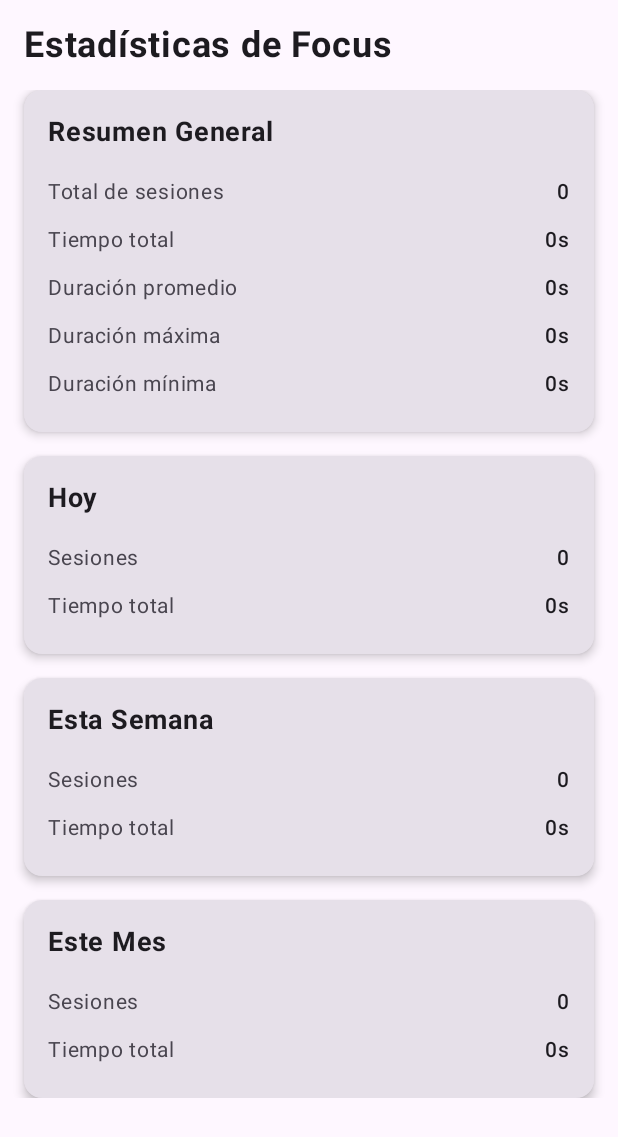
After one commit to rcarcamoc/Focusly, an Android app built with Jetpack Compose: the StatisticsActivity screen opened directly, with no data from a screen before it, on a phone screen of 412 x 824 dp. The commit adds this screen. Shown: the top 1137 px of the screen. Run offline under Robolectric (Android 15) with nearby library versions, the phone set to English and light mode, and no system bars; our stand-ins replace Dagger/Hilt's generated code, Room's generated code, Timber.

Commit message:
feat: implementar estadísticas básicas - Agregar MPAndroidChart para gráficos futuros - Crear consultas básicas de estadísticas en SessionDao - Implementar StatisticsRepository con métodos simplificados - Crear StatisticsViewModel para manejo de estado - Agregar StatisticsActivity con UI de estadísticas básicas - Integrar botón de estadísticas en MainActivity

```diff
--- a/app/build.gradle.kts
+++ b/app/build.gradle.kts
@@ -81,6 +81,9 @@ dependencies {
     // HITO 7: Timber para logging
     implementation("com.jakewharton.timber:timber:5.0.1")
 
+    // HITO 9: MPAndroidChart para gráficos de estadísticas
+    implementation("com.github.PhilJay:MPAndroidChart:v3.1.0")
+
     // HITO 8: Retrofit y OkHttp para networking (post-MVP)
     implementation("com.squareup.retrofit2:retrofit:2.9.0")
     implementation("com.squareup.retrofit2:converter-gson:2.9.0")
--- a/app/src/main/AndroidManifest.xml
+++ b/app/src/main/AndroidManifest.xml
@@ -31,6 +31,12 @@
             </intent-filter>
         </activity>
 
+        <activity
+            android:name=".ui.StatisticsActivity"
+            android:exported="false"
+            android:label="Estadísticas"
+            android:theme="@style/Theme.Focusly" />
+
         <!-- Servicio en segundo plano -->
         <service
             android:name=".service.LockUnlockService"
--- a/app/src/main/java/com/aranthalion/focusly/MainActivity.kt
+++ b/app/src/main/java/com/aranthalion/focusly/MainActivity.kt
@@ -4,6 +4,7 @@ import android.Manifest
 import android.content.pm.PackageManager
 import android.os.Build
 import android.os.Bundle
+import android.content.Intent
 import androidx.activity.ComponentActivity
 import androidx.activity.compose.setContent
 import androidx.activity.enableEdgeToEdge
@@ -16,6 +17,7 @@ import androidx.core.content.ContextCompat
 import com.aranthalion.focusly.ui.MainScreen
 import com.aranthalion.focusly.ui.MainUiState
 import com.aranthalion.focusly.ui.MainViewModel
+import com.aranthalion.focusly.ui.StatisticsActivity
 import com.aranthalion.focusly.ui.theme.FocuslyTheme
 import dagger.hilt.android.AndroidEntryPoint
 import timber.log.Timber
@@ -62,6 +64,9 @@ class MainActivity : ComponentActivity() {
                     },
                     onRefresh = {
                         viewModel.refreshData()
+                    },
+                    onOpenStatistics = {
+                        startActivity(Intent(this@MainActivity, StatisticsActivity::class.java))
                     }
                 )
             }
--- a/app/src/main/java/com/aranthalion/focusly/data/dao/SessionDao.kt
+++ b/app/src/main/java/com/aranthalion/focusly/data/dao/SessionDao.kt
@@ -6,10 +6,10 @@ import kotlinx.coroutines.flow.Flow
 
 @Dao
 interface SessionDao {
-    @Query("SELECT * FROM sessions ORDER BY createdAt DESC")
+    @Query("SELECT * FROM sessions ORDER BY startTime DESC")
     fun getAllSessions(): Flow<List<Session>>
 
-    @Query("SELECT * FROM sessions ORDER BY createdAt DESC LIMIT :limit")
+    @Query("SELECT * FROM sessions ORDER BY startTime DESC LIMIT :limit")
     fun getRecentSessions(limit: Int): Flow<List<Session>>
 
     @Insert
@@ -20,4 +20,20 @@ interface SessionDao {
 
     @Query("DELETE FROM sessions")
     suspend fun deleteAllSessions()
+
+    // Consultas básicas para estadísticas
+    @Query("SELECT SUM(duration) FROM sessions WHERE startTime >= :startDate")
+    suspend fun getTotalDurationFromDate(startDate: Long): Long?
+
+    @Query("SELECT AVG(duration) FROM sessions WHERE startTime >= :startDate")
+    suspend fun getAverageDurationFromDate(startDate: Long): Long?
+
+    @Query("SELECT MAX(duration) FROM sessions WHERE startTime >= :startDate")
+    suspend fun getMaxDurationFromDate(startDate: Long): Long?
+
+    @Query("SELECT MIN(duration) FROM sessions WHERE startTime >= :startDate")
+    suspend fun getMinDurationFromDate(startDate: Long): Long?
+
+    @Query("SELECT COUNT(*) FROM sessions WHERE startTime >= :startDate")
+    suspend fun getSessionCountFromDate(startDate: Long): Int
 }
--- /dev/null
+++ b/app/src/main/java/com/aranthalion/focusly/data/model/Statistics.kt
@@ -0,0 +1,43 @@
+package com.aranthalion.focusly.data.model
+
+import androidx.room.ColumnInfo
+
+data class DayStats(
+    @ColumnInfo(name = "dayOfWeek") val dayOfWeek: String,
+    @ColumnInfo(name = "sessionCount") val sessionCount: Int,
+    @ColumnInfo(name = "avgDuration") val avgDuration: Long,
+    @ColumnInfo(name = "totalDuration") val totalDuration: Long
+)
+
+data class HourStats(
+    @ColumnInfo(name = "hourOfDay") val hourOfDay: String,
+    @ColumnInfo(name = "sessionCount") val sessionCount: Int,
+    @ColumnInfo(name = "avgDuration") val avgDuration: Long,
+    @ColumnInfo(name = "totalDuration") val totalDuration: Long
+)
+
+data class DailyStats(
+    @ColumnInfo(name = "date") val date: String,
+    @ColumnInfo(name = "sessionCount") val sessionCount: Int,
+    @ColumnInfo(name = "totalDuration") val totalDuration: Long
+)
+
+data class StatisticsSummary(
+    val totalSessions: Int,
+    val totalDuration: Long,
+    val averageDuration: Long,
+    val maxDuration: Long,
+    val minDuration: Long,
+    val sessionsToday: Int,
+    val durationToday: Long,
+    val sessionsThisWeek: Int,
+    val durationThisWeek: Long,
+    val sessionsThisMonth: Int,
+    val durationThisMonth: Long
+)
+
+data class ChartData(
+    val labels: List<String>,
+    val values: List<Float>,
+    val colors: List<Int> = emptyList()
+)
--- /dev/null
+++ b/app/src/main/java/com/aranthalion/focusly/data/repository/StatisticsRepository.kt
@@ -0,0 +1,129 @@
+package com.aranthalion.focusly.data.repository
+
+import com.aranthalion.focusly.data.dao.SessionDao
+import com.aranthalion.focusly.data.model.*
+import timber.log.Timber
+import javax.inject.Inject
+import javax.inject.Singleton
+
+@Singleton
+class StatisticsRepository @Inject constructor(
+    private val sessionDao: SessionDao
+) {
+
+    suspend fun getStatisticsSummary(): StatisticsSummary {
+        val now = System.currentTimeMillis()
+        val startOfDay = getStartOfDay(now)
+        val startOfWeek = getStartOfWeek(now)
+        val startOfMonth = getStartOfMonth(now)
+
+        return try {
+            val totalSessions = sessionDao.getSessionCountFromDate(0)
+            val totalDuration = sessionDao.getTotalDurationFromDate(0) ?: 0L
+            val averageDuration = sessionDao.getAverageDurationFromDate(0) ?: 0L
+            val maxDuration = sessionDao.getMaxDurationFromDate(0) ?: 0L
+            val minDuration = sessionDao.getMinDurationFromDate(0) ?: 0L
+
+            val sessionsToday = sessionDao.getSessionCountFromDate(startOfDay)
+            val durationToday = sessionDao.getTotalDurationFromDate(startOfDay) ?: 0L
+
+            val sessionsThisWeek = sessionDao.getSessionCountFromDate(startOfWeek)
+            val durationThisWeek = sessionDao.getTotalDurationFromDate(startOfWeek) ?: 0L
+
+            val sessionsThisMonth = sessionDao.getSessionCountFromDate(startOfMonth)
+            val durationThisMonth = sessionDao.getTotalDurationFromDate(startOfMonth) ?: 0L
+
+            StatisticsSummary(
+                totalSessions = totalSessions,
+                totalDuration = totalDuration,
+                averageDuration = averageDuration,
+                maxDuration = maxDuration,
+                minDuration = minDuration,
+                sessionsToday = sessionsToday,
+                durationToday = durationToday,
+                sessionsThisWeek = sessionsThisWeek,
+                durationThisWeek = durationThisWeek,
+                sessionsThisMonth = sessionsThisMonth,
+                durationThisMonth = durationThisMonth
+            )
+        } catch (e: Exception) {
+            Timber.e(e, "Error obteniendo estadísticas")
+            StatisticsSummary(
+                totalSessions = 0,
+                totalDuration = 0L,
+                averageDuration = 0L,
+                maxDuration = 0L,
+                minDuration = 0L,
+                sessionsToday = 0,
+                durationToday = 0L,
+                sessionsThisWeek = 0,
+                durationThisWeek = 0L,
+                sessionsThisMonth = 0,
+                durationThisMonth = 0L
+            )
+        }
+    }
+
+    // Métodos simplificados para estadísticas básicas
+    suspend fun getTotalDuration(days: Int = 30): Long {
+        val startDate = System.currentTimeMillis() - (days * 24 * 60 * 60 * 1000L)
+        return try {
+            sessionDao.getTotalDurationFromDate(startDate) ?: 0L
+        } catch (e: Exception) {
+            Timber.e(e, "Error obteniendo duración total")
+            0L
+        }
+    }
+
+    suspend fun getAverageDuration(days: Int = 30): Long {
+        val startDate = System.currentTimeMillis() - (days * 24 * 60 * 60 * 1000L)
+        return try {
+            sessionDao.getAverageDurationFromDate(startDate) ?: 0L
+        } catch (e: Exception) {
+            Timber.e(e, "Error obteniendo duración promedio")
+            0L
+        }
+    }
+
+    suspend fun getSessionCount(days: Int = 30): Int {
+        val startDate = System.currentTimeMillis() - (days * 24 * 60 * 60 * 1000L)
+        return try {
+            sessionDao.getSessionCountFromDate(startDate)
+        } catch (e: Exception) {
+            Timber.e(e, "Error obteniendo conteo de sesiones")
+            0
+        }
+    }
+
+    private fun getStartOfDay(timestamp: Long): Long {
+        val calendar = java.util.Calendar.getInstance()
+        calendar.timeInMillis = timestamp
+        calendar.set(java.util.Calendar.HOUR_OF_DAY, 0)
+        calendar.set(java.util.Calendar.MINUTE, 0)
+        calendar.set(java.util.Calendar.SECOND, 0)
+        calendar.set(java.util.Calendar.MILLISECOND, 0)
+        return calendar.timeInMillis
+    }
+
+    private fun getStartOfWeek(timestamp: Long): Long {
+        val calendar = java.util.Calendar.getInstance()
+        calendar.timeInMillis = timestamp
+        calendar.set(java.util.Calendar.DAY_OF_WEEK, calendar.firstDayOfWeek)
+        calendar.set(java.util.Calendar.HOUR_OF_DAY, 0)
+        calendar.set(java.util.Calendar.MINUTE, 0)
+        calendar.set(java.util.Calendar.SECOND, 0)
+        calendar.set(java.util.Calendar.MILLISECOND, 0)
+        return calendar.timeInMillis
+    }
+
+    private fun getStartOfMonth(timestamp: Long): Long {
+        val calendar = java.util.Calendar.getInstance()
+        calendar.timeInMillis = timestamp
+        calendar.set(java.util.Calendar.DAY_OF_MONTH, 1)
+        calendar.set(java.util.Calendar.HOUR_OF_DAY, 0)
+        calendar.set(java.util.Calendar.MINUTE, 0)
+        calendar.set(java.util.Calendar.SECOND, 0)
+        calendar.set(java.util.Calendar.MILLISECOND, 0)
+        return calendar.timeInMillis
+    }
+}
--- /dev/null
+++ b/app/src/main/java/com/aranthalion/focusly/ui/StatisticsActivity.kt
@@ -0,0 +1,174 @@
+package com.aranthalion.focusly.ui
+
+import android.os.Bundle
+import androidx.activity.ComponentActivity
+import androidx.activity.compose.setContent
+import androidx.activity.viewModels
+import androidx.compose.foundation.layout.*
+import androidx.compose.foundation.lazy.LazyColumn
+import androidx.compose.foundation.lazy.items
+import androidx.compose.material3.*
+import androidx.compose.runtime.Composable
+import androidx.compose.runtime.collectAsState
+import androidx.compose.runtime.getValue
+import androidx.compose.ui.Alignment
+import androidx.compose.ui.Modifier
+import androidx.compose.ui.text.font.FontWeight
+import androidx.compose.ui.unit.dp
+import androidx.compose.ui.unit.sp
+import dagger.hilt.android.AndroidEntryPoint
+
+@AndroidEntryPoint
+class StatisticsActivity : ComponentActivity() {
+
+    private val viewModel: StatisticsViewModel by viewModels()
+
+    override fun onCreate(savedInstanceState: Bundle?) {
+        super.onCreate(savedInstanceState)
+        setContent {
+            MaterialTheme {
+                Surface(
+                    modifier = Modifier.fillMaxSize(),
+                    color = MaterialTheme.colorScheme.background
+                ) {
+                    StatisticsScreen(viewModel)
+                }
+            }
+        }
+    }
+}
+
+@Composable
+fun StatisticsScreen(viewModel: StatisticsViewModel) {
+    val state by viewModel.statisticsState.collectAsState()
+
+    Column(
+        modifier = Modifier
+            .fillMaxSize()
+            .padding(16.dp)
+    ) {
+        Text(
+            text = "Estadísticas de Focus",
+            fontSize = 24.sp,
+            fontWeight = FontWeight.Bold,
+            modifier = Modifier.padding(bottom = 16.dp)
+        )
+
+        when {
+            state.isLoading -> {
+                Box(
+                    modifier = Modifier.fillMaxSize(),
+                    contentAlignment = Alignment.Center
+                ) {
+                    CircularProgressIndicator()
+                }
+            }
+
+            state.error != null -> {
+                Card(
+                    modifier = Modifier.fillMaxWidth(),
+                    colors = CardDefaults.cardColors(
+                        containerColor = MaterialTheme.colorScheme.errorContainer
+                    )
+                ) {
+                    Text(
+                        text = state.error!!,
+                        modifier = Modifier.padding(16.dp),
+                        color = MaterialTheme.colorScheme.onErrorContainer
+                    )
+                }
+            }
+
+            state.summary != null -> {
+                LazyColumn(
+                    verticalArrangement = Arrangement.spacedBy(16.dp)
+                ) {
+                    item {
+                        StatisticsCard(
+                            title = "Resumen General",
+                            items = listOf(
+                                "Total de sesiones" to "${state.summary!!.totalSessions}",
+                                "Tiempo total" to viewModel.formatDuration(state.summary!!.totalDuration),
+                                "Duración promedio" to viewModel.formatDuration(state.summary!!.averageDuration),
+                                "Duración máxima" to viewModel.formatDuration(state.summary!!.maxDuration),
+                                "Duración mínima" to viewModel.formatDuration(state.summary!!.minDuration)
+                            )
+                        )
+                    }
+
+                    item {
+                        StatisticsCard(
+                            title = "Hoy",
+                            items = listOf(
+                                "Sesiones" to "${state.summary!!.sessionsToday}",
+                                "Tiempo total" to viewModel.formatDuration(state.summary!!.durationToday)
+                            )
+                        )
+                    }
+
+                    item {
+                        StatisticsCard(
+                            title = "Esta Semana",
+                            items = listOf(
+                                "Sesiones" to "${state.summary!!.sessionsThisWeek}",
+                                "Tiempo total" to viewModel.formatDuration(state.summary!!.durationThisWeek)
+                            )
+                        )
+                    }
+
+                    item {
+                        StatisticsCard(
+                            title = "Este Mes",
+                            items = listOf(
+                                "Sesiones" to "${state.summary!!.sessionsThisMonth}",
+                                "Tiempo total" to viewModel.formatDuration(state.summary!!.durationThisMonth)
+                            )
+                        )
+                    }
+                }
+            }
+        }
+    }
+}
+
+@Composable
+fun StatisticsCard(
+    title: String,
+    items: List<Pair<String, String>>
+) {
+    Card(
+        modifier = Modifier.fillMaxWidth(),
+        elevation = CardDefaults.cardElevation(defaultElevation = 4.dp)
+    ) {
+        Column(
+            modifier = Modifier.padding(16.dp)
+        ) {
+            Text(
+                text = title,
+                fontSize = 18.sp,
+                fontWeight = FontWeight.Bold,
+                modifier = Modifier.padding(bottom = 12.dp)
+            )
+
+            items.forEach { (label, value) ->
+                Row(
+                    modifier = Modifier
+                        .fillMaxWidth()
+                        .padding(vertical = 4.dp),
+                    horizontalArrangement = Arrangement.SpaceBetween
+                ) {
+                    Text(
+                        text = label,
+                        fontSize = 14.sp,
+                        color = MaterialTheme.colorScheme.onSurfaceVariant
+                    )
+                    Text(
+                        text = value,
+                        fontSize = 14.sp,
+                        fontWeight = FontWeight.Medium
+                    )
+                }
+            }
+        }
+    }
+}
--- /dev/null
+++ b/app/src/main/java/com/aranthalion/focusly/ui/StatisticsViewModel.kt
@@ -0,0 +1,78 @@
+package com.aranthalion.focusly.ui
+
+import androidx.lifecycle.ViewModel
+import androidx.lifecycle.viewModelScope
+import com.aranthalion.focusly.data.model.StatisticsSummary
+import com.aranthalion.focusly.data.repository.StatisticsRepository
+import dagger.hilt.android.lifecycle.HiltViewModel
+import kotlinx.coroutines.flow.MutableStateFlow
+import kotlinx.coroutines.flow.StateFlow
+import kotlinx.coroutines.flow.asStateFlow
+import kotlinx.coroutines.launch
+import timber.log.Timber
+import javax.inject.Inject
+
+@HiltViewModel
+class StatisticsViewModel @Inject constructor(
+    private val statisticsRepository: StatisticsRepository
+) : ViewModel() {
+
+    private val _statisticsState = MutableStateFlow(StatisticsState())
+    val statisticsState: StateFlow<StatisticsState> = _statisticsState.asStateFlow()
+
+    init {
+        loadStatistics()
+    }
+
+    fun loadStatistics() {
+        viewModelScope.launch {
+            try {
+                _statisticsState.value = _statisticsState.value.copy(isLoading = true)
+
+                val summary = statisticsRepository.getStatisticsSummary()
+
+                _statisticsState.value = StatisticsState(
+                    isLoading = false,
+                    summary = summary,
+                    error = null
+                )
+
+                Timber.d("Estadísticas cargadas: $summary")
+
+            } catch (e: Exception) {
+                Timber.e(e, "Error cargando estadísticas")
+                _statisticsState.value = StatisticsState(
+                    isLoading = false,
+                    error = "Error cargando estadísticas: ${e.message}"
+                )
+            }
+        }
+    }
+
+    fun refreshStatistics() {
+        loadStatistics()
+    }
+
+    fun formatDuration(durationMs: Long): String {
+        val seconds = durationMs / 1000
+        val minutes = seconds / 60
+        val hours = minutes / 60
+
+        return when {
+            hours > 0 -> "${hours}h ${minutes % 60}m"
+            minutes > 0 -> "${minutes}m ${seconds % 60}s"
+            else -> "${seconds}s"
+        }
+    }
+
+    fun formatDurationMinutes(durationMs: Long): String {
+        val minutes = durationMs / (1000 * 60)
+        return "${minutes}m"
+    }
+}
+
+data class StatisticsState(
+    val isLoading: Boolean = false,
+    val summary: StatisticsSummary? = null,
+    val error: String? = null
+)
--- a/settings.gradle.kts
+++ b/settings.gradle.kts
@@ -16,6 +16,7 @@ dependencyResolutionManagement {
     repositories {
         google()
         mavenCentral()
+        maven { url = uri("https://jitpack.io") }
     }
 }
 
```
Also changed, not shown: app/src/main/java/com/aranthalion/focusly/di/AppModule.kt (+7 -0 lines), app/src/main/java/com/aranthalion/focusly/ui/MainScreen.kt (+22 -6 lines).
